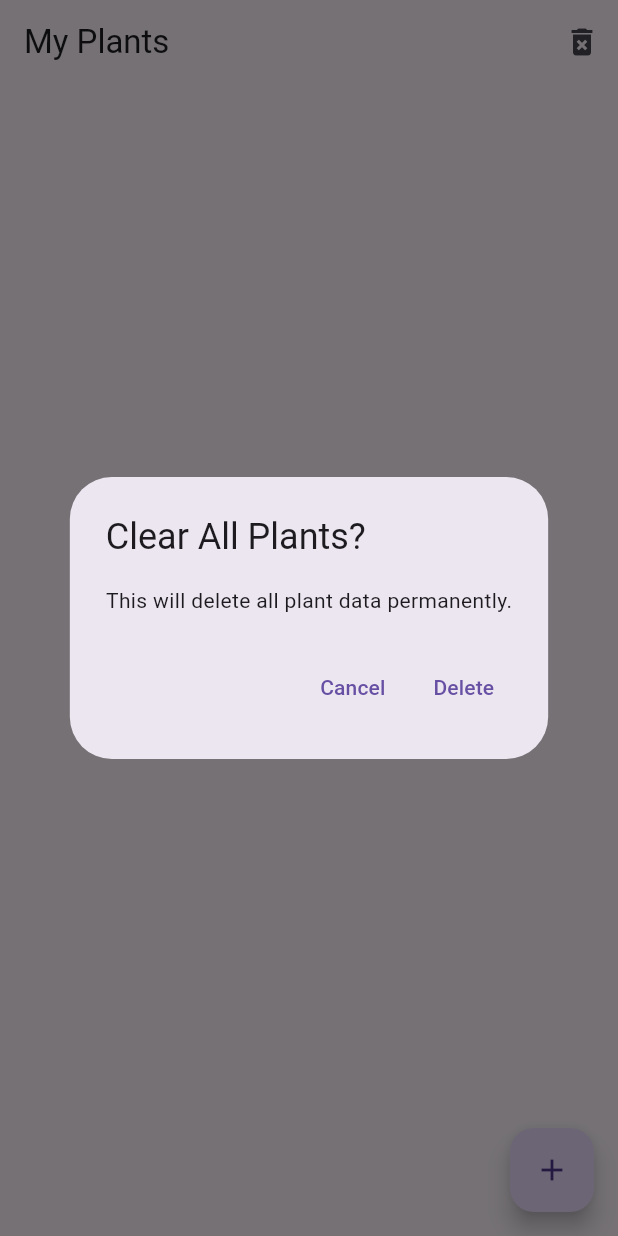
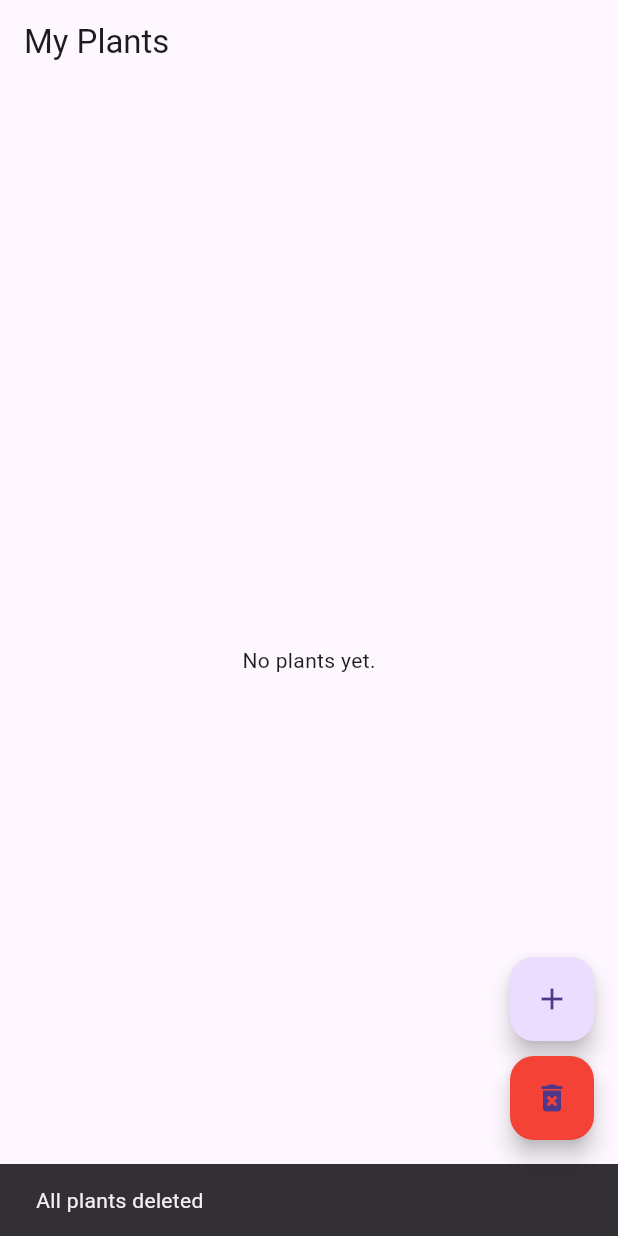
Before and after one commit to AT-Phillips/planty-palace, a Flutter app: the screen it shows after launch, after a tap on the "delete forever" icon, on a phone screen of 412 x 824 dp. Run offline on Flutter 3.47's test engine with Material 3 defaults, Android fonts, the phone set to English and light mode, and no system bars; our stand-ins replace sqflite, sqflite_common_ffi; accounts and stored records are empty.

Commit message:
Update my_plants_screen.dart

```diff
--- a/lib/screens/my_plants_screen.dart
+++ b/lib/screens/my_plants_screen.dart
@@ -1,3 +1,4 @@
+// lib/screens/my_plants_screen.dart
 import 'package:flutter/material.dart';
 import '../helpers/database_helper.dart';
 import '../models/plant.dart';
@@ -12,6 +13,7 @@ class MyPlantsScreen extends StatefulWidget {
 
 class MyPlantsScreenState extends State<MyPlantsScreen> {
   List<Plant> _plants = [];
+  final DatabaseHelper _dbHelper = DatabaseHelper();
 
   @override
   void initState() {
@@ -20,11 +22,12 @@ class MyPlantsScreenState extends State<MyPlantsScreen> {
   }
 
   Future<void> _loadPlants() async {
-    final plants = await DatabaseHelper().getPlants();
-    if (!mounted) return;
+    final plants = await _dbHelper.getPlants();
+    if (mounted) {
       setState(() {
         _plants = plants;
       });
+    }
   }
 
   Future<void> _navigateToAddPlant() async {
@@ -32,55 +35,49 @@ class MyPlantsScreenState extends State<MyPlantsScreen> {
       context,
       MaterialPageRoute(builder: (_) => const AddPlantScreen()),
     );
-    if (!mounted) return;
-    if (result == true) {
+    if (result == true && mounted) {
       _loadPlants();
     }
   }
 
   Future<void> _deleteAllPlants() async {
-    final confirm = await showDialog<bool>(
-      context: context,
-      builder: (context) => AlertDialog(
-        title: const Text('Clear All Plants?'),
-        content: const Text('This will delete all plant data permanently.'),
-        actions: [
-          TextButton(
-            onPressed: () => Navigator.pop(context, false),
-            child: const Text('Cancel'),
-          ),
-          TextButton(
-            onPressed: () => Navigator.pop(context, true),
-            child: const Text('Delete'),
-          ),
-        ],
+    await _dbHelper.deleteAllPlants();
+    if (mounted) {
+      _loadPlants();
+      _showSnackbar('All plants deleted');
+    }
+  }
+
+  void _showSnackbar(String message) {
+    ScaffoldMessenger.of(context).showSnackBar(
+      SnackBar(
+        content: Text(message),
+        duration: const Duration(seconds: 2),
       ),
     );
-
-    if (!mounted) return;
-    if (confirm == true) {
-      await DatabaseHelper().deleteAllPlants();
-      _loadPlants();
-    }
   }
 
   @override
   Widget build(BuildContext context) {
     return Scaffold(
-      floatingActionButton: FloatingActionButton(
+      floatingActionButton: Column(
+        mainAxisAlignment: MainAxisAlignment.end,
+        children: [
+          FloatingActionButton(
+            heroTag: 'add',
             onPressed: _navigateToAddPlant,
             child: const Icon(Icons.add),
           ),
-      appBar: AppBar(
-        title: const Text('My Plants'),
-        actions: [
-          IconButton(
-            icon: const Icon(Icons.delete_forever),
-            tooltip: 'Delete All Plants',
+          const SizedBox(height: 10),
+          FloatingActionButton(
+            heroTag: 'deleteAll',
             onPressed: _deleteAllPlants,
+            backgroundColor: Colors.red,
+            child: const Icon(Icons.delete_forever),
           ),
         ],
       ),
+      appBar: AppBar(title: const Text('My Plants')),
       body: _plants.isEmpty
           ? const Center(child: Text('No plants yet.'))
           : ListView.builder(
```
Lines whose indentation alone changed are shown as unchanged.
